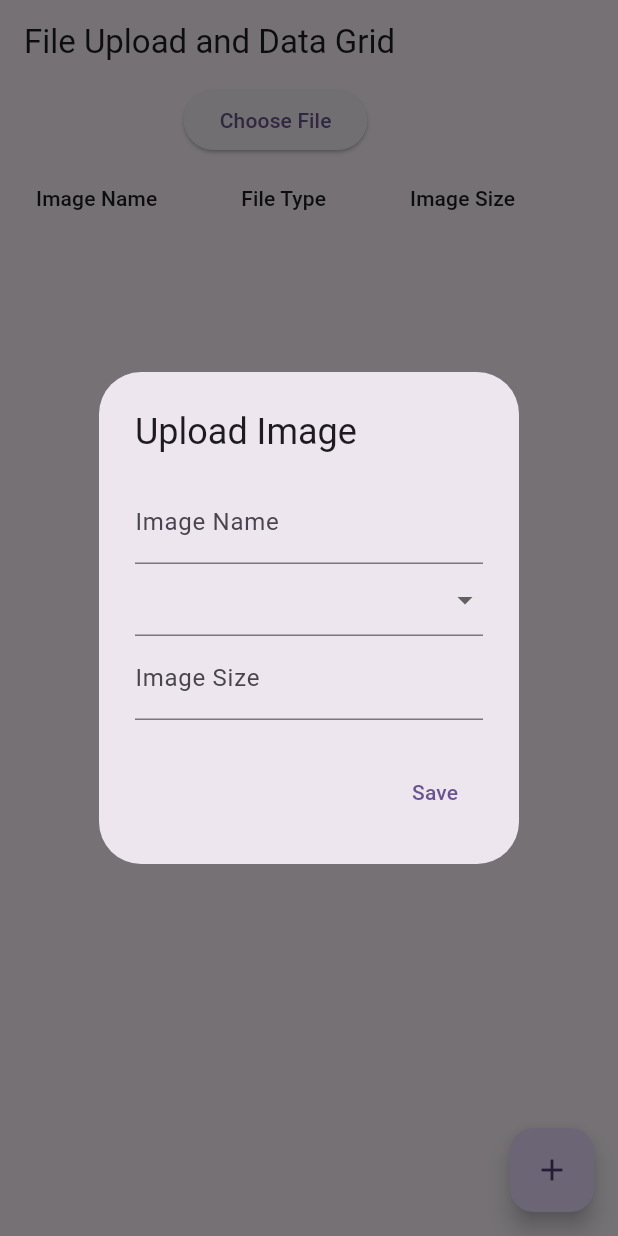
After one commit to MathiasJens3n/flutter_application_2, a Flutter app: the FileUploadPage screen opened directly, after a tap on the "add" icon, on a phone screen of 412 x 824 dp. The commit adds this screen. Run offline on Flutter 3.47's test engine with Material 2 defaults, Android fonts, the phone set to English and light mode, and no system bars; our stand-ins replace file_picker.

```diff
--- /dev/null
+++ b/lib/Example.dart
@@ -0,0 +1,150 @@
+import 'package:flutter/material.dart';
+import 'package:file_picker/file_picker.dart';
+
+class FileUploadPage extends StatefulWidget {
+  @override
+  _FileUploadPageState createState() => _FileUploadPageState();
+}
+
+class _FileUploadPageState extends State<FileUploadPage> {
+  // Define variables to store file information
+  String? imageName;
+  String? fileType;
+  String? imageSize;
+  List<DataRow> rows = [];
+
+  // Function to pick and upload a file
+  void _pickAndUploadFile() async {
+    FilePickerResult? result = await FilePicker.platform.pickFiles();
+    if (result != null) {
+      // Upload file logic here
+
+      // Set the file information variables
+      setState(() {
+        imageName = "Example Name"; // You can get this from user input
+        fileType = "JPG"; // You can get this from user input
+        imageSize = "500 KB"; // You can get this from user input
+      });
+
+      // Add a new row to the data grid
+      DataRow newRow = DataRow(cells: [
+        DataCell(Text(imageName ?? "")),
+        DataCell(Text(fileType ?? "")),
+        DataCell(Text(imageSize ?? "")),
+      ]);
+      rows.add(newRow);
+    }
+  }
+
+  // Function to show the dialog
+  void _showImageUploadDialog() {
+    showDialog(
+      context: context,
+      builder: (BuildContext context) {
+        return AlertDialog(
+          title: Text('Upload Image'),
+          content: Column(
+            mainAxisSize: MainAxisSize.min,
+            children: [
+              // Image display here
+              TextFormField(
+                decoration: const InputDecoration(labelText: 'Image Name'),
+                onChanged: (value) {
+                  imageName = value;
+                },
+              ),
+              DropdownButtonFormField<String>(
+                items: ['JPG', 'PNG', 'GIF'].map((String fileType) {
+                  return DropdownMenuItem<String>(
+                    value: fileType,
+                    child: Text(fileType),
+                  );
+                }).toList(),
+                onChanged: (String? value) {
+                  setState(() {
+                    fileType = value;
+                  });
+                },
+              ),
+              TextFormField(
+                decoration: InputDecoration(labelText: 'Image Size'),
+                onChanged: (value) {
+                  imageSize = value;
+                },
+              ),
+            ],
+          ),
+          actions: [
+            TextButton(
+              onPressed: () {
+                // Save image information
+                setState(() {
+                  // Save data to the data grid
+                  DataRow newRow = DataRow(cells: [
+                    DataCell(Text(imageName ?? "")),
+                    DataCell(Text(fileType ?? "")),
+                    DataCell(Text(imageSize ?? "")),
+                  ]);
+                  rows.add(newRow);
+
+                  // Close the dialog
+                  Navigator.pop(context);
+                });
+              },
+              child: Text('Save'),
+            ),
+          ],
+        );
+      },
+    );
+  }
+
+  @override
+  Widget build(BuildContext context) {
+    return Scaffold(
+      appBar: AppBar(
+        title: Text('File Upload and Data Grid'),
+      ),
+      body: Column(
+        children: [
+          ElevatedButton(
+            onPressed: _pickAndUploadFile,
+            child: Text('Choose File'),
+          ),
+          ImageDataGrid(rows),
+        ],
+      ),
+      floatingActionButton: FloatingActionButton(
+        onPressed: _showImageUploadDialog,
+        child: Icon(Icons.add),
+      ),
+    );
+  }
+}
+
+class ImageDataGrid extends StatelessWidget {
+  final List<DataRow> rows;
+
+  ImageDataGrid(this.rows);
+
+  @override
+  Widget build(BuildContext context) {
+    return SingleChildScrollView(
+      scrollDirection: Axis.horizontal,
+      child: DataTable(
+        columns: [
+          DataColumn(label: Text('Image Name')),
+          DataColumn(label: Text('File Type')),
+          DataColumn(label: Text('Image Size')),
+        ],
+        rows: rows,
+      ),
+    );
+  }
+}
+
+void main() {
+  runApp(MaterialApp(
+    home: FileUploadPage(),
+  ));
+}
--- /dev/null
+++ b/lib/Providers/image_provider.dart
@@ -0,0 +1,14 @@
+import 'package:flutter/material.dart';
+import 'package:flutter_application_2/models/image_model.dart';
+
+class ImageList with ChangeNotifier {
+  final List<ImageModel> _images = [];
+
+  List<ImageModel> get images => _images;
+
+  // Method to add a new image to the list.
+  void addImage(ImageModel image) {
+    _images.add(image);
+    notifyListeners();
+  }
+}
--- /dev/null
+++ b/lib/models/image_model.dart
@@ -0,0 +1,8 @@
+class ImageModel {
+  final String name;
+  final String type;
+  final String size;
+  final String path;
+
+  ImageModel({required this.name, required this.type, required this.size, required this.path});
+}
--- a/pubspec.yaml
+++ b/pubspec.yaml
@@ -35,6 +35,9 @@ dependencies:
   # Use with the CupertinoIcons class for iOS style icons.
   cupertino_icons: ^1.0.2
   file_picker: ^5.3.3
+  flutter_text_box: ^0.0.1
+  syncfusion_flutter_datagrid: ^22.2.9
+  provider: ^6.0.5
 
 dev_dependencies:
   flutter_test:
```
Also changed, not shown: lib/main.dart (+9 -54 lines), lib/screens/home_screen.dart (added, +11 -0 lines), lib/widgets/file_picker.dart (added, +160 -0 lines), pubspec.lock.
